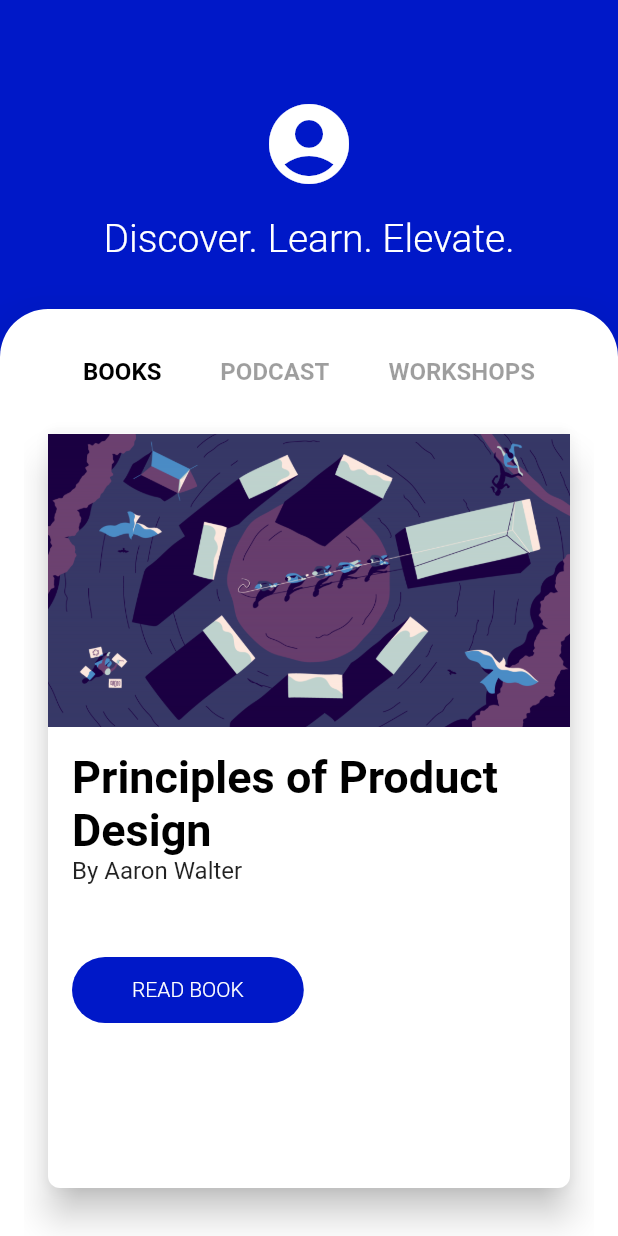
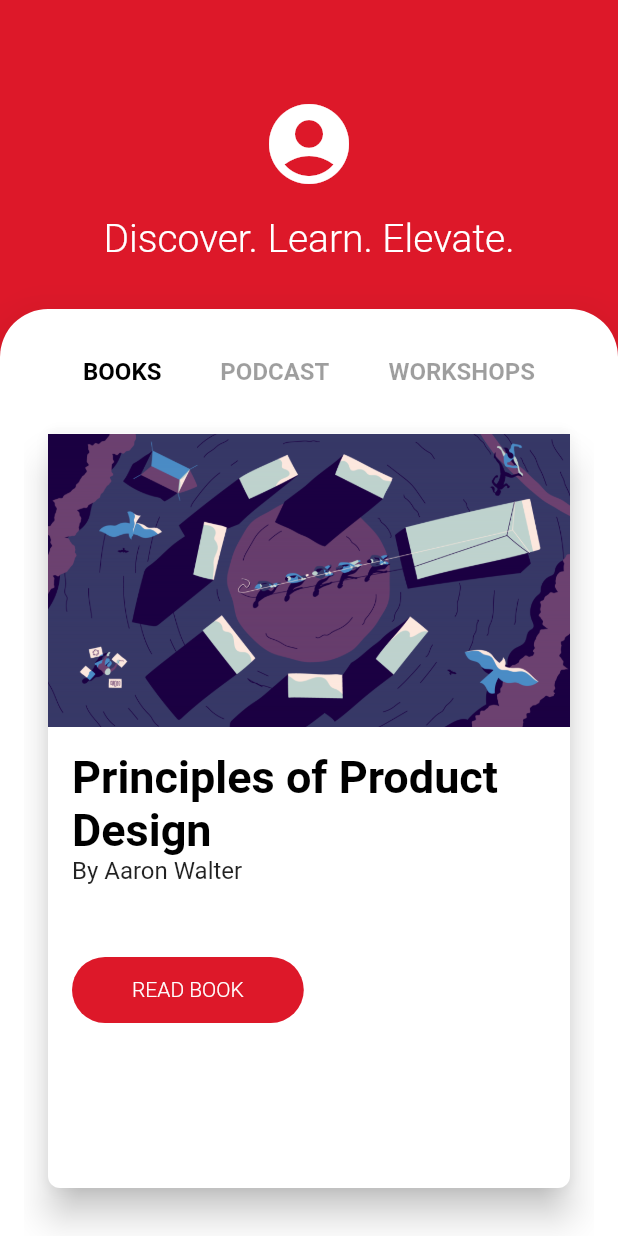
Before and after one commit to Ivaskuu/bookreader, a Flutter app: the screen it shows after launch, swiped to page 2, on a phone screen of 412 x 824 dp. Run offline on Flutter 3.47's test engine with Material 2 defaults, Android fonts, the phone set to English and light mode, and no system bars.

Commit message:
Dynamic colors for the books_list_page.dart

```diff
--- a/lib/pages/books_list_page.dart
+++ b/lib/pages/books_list_page.dart
@@ -9,12 +9,15 @@ class BooksListPage extends StatefulWidget
 
 class _BooksListPageState extends State<BooksListPage>
 {
+  static final List<Color> colorsByPage = [ new Color(0xFF0018C8), new Color(0xFFDD1829) ];
+  Color backgroundColor = colorsByPage[0];
+
   @override
   Widget build(BuildContext context)
   {
     return new Scaffold
     (
-      backgroundColor: new Color(0xFF0018C8),
+      backgroundColor: backgroundColor,
       body: new SizedBox.expand
       (
         child: new Column
@@ -89,6 +92,10 @@ class _BooksListPageState extends State<BooksListPage>
                           (
                             child: new PageView
                             (
+                              onPageChanged: (int page)
+                              {
+                                setState(() => backgroundColor = colorsByPage[page]);
+                              },
                               children: <Widget>
                               [
                                 new SizedBox.expand
@@ -140,7 +147,7 @@ class _BooksListPageState extends State<BooksListPage>
                                                   padding: new EdgeInsets.only(top: 48.0),
                                                   child: new Material
                                                   (
-                                                    color: new Color(0xFF0018C8),
+                                                    color: colorsByPage[0],
                                                     borderRadius: new BorderRadius.circular(64.0),
                                                     child: new InkWell
                                                     (
@@ -210,7 +217,7 @@ class _BooksListPageState extends State<BooksListPage>
                                                   padding: new EdgeInsets.only(top: 48.0),
                                                   child: new Material
                                                   (
-                                                    color: new Color(0xFF0018C8),
+                                                    color: colorsByPage[1],
                                                     borderRadius: new BorderRadius.circular(64.0),
                                                     child: new InkWell
                                                     (
@@ -243,36 +250,6 @@ class _BooksListPageState extends State<BooksListPage>
             )
           ],
         )
-
-        // new Stack
-        // (
-        //   children: <Widget>
-        //   [
-        //     new Align
-        //     (
-        //       alignment: Alignment.topCenter,
-        //       child: new Container
-        //       (
-        //         margin: new EdgeInsets.only(top: 64.0),
-        //         child: new Column
-        //         (
-        //           mainAxisAlignment: MainAxisAlignment.start,
-        //           crossAxisAlignment: CrossAxisAlignment.center,
-        //           children: <Widget>
-        //           [
-        //             new Icon(Icons.airline_seat_legroom_normal, color: Colors.white, size: 64.0),
-        //             new Padding(padding: new EdgeInsets.only(bottom: 16.0)),
-        //             new Text('Discover. Learn. Elevate.', style: new TextStyle(color: Colors.white, fontWeight: FontWeight.w300, fontSize: 26.0))
-        //           ],
-        //         ),
-        //       ),
-        //     ),
-        //     new Align
-        //     (
-        //       alignment: Alignment.b,
-        //     )
-        //   ],
-        // )
       )
     );
   }
```
